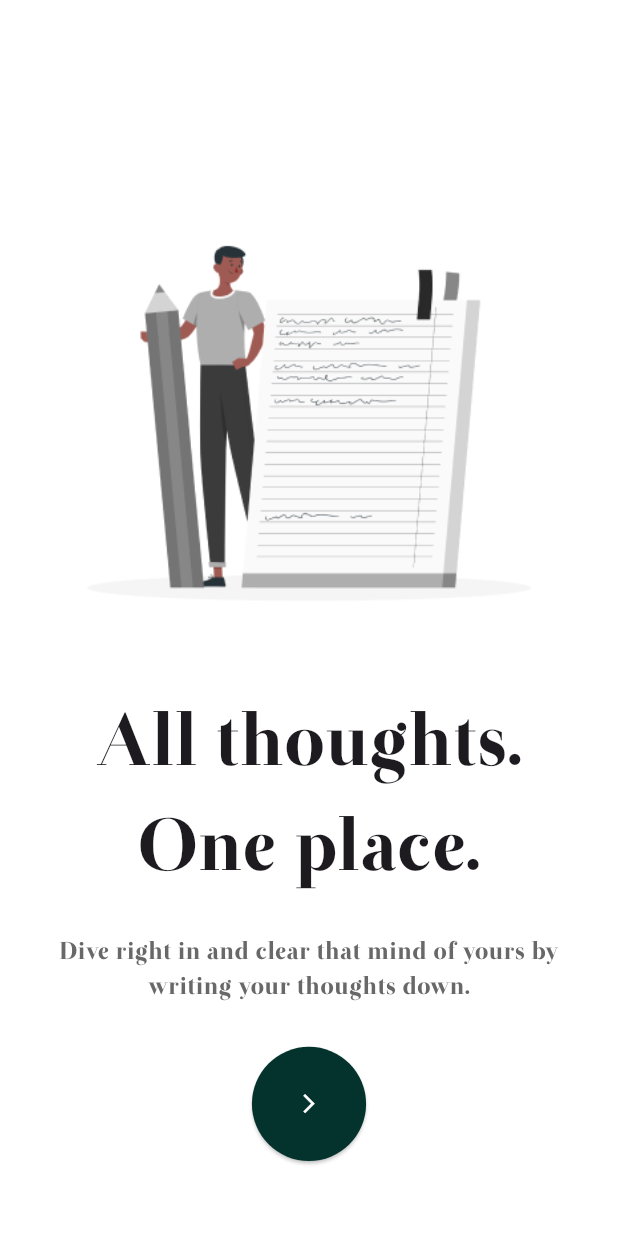
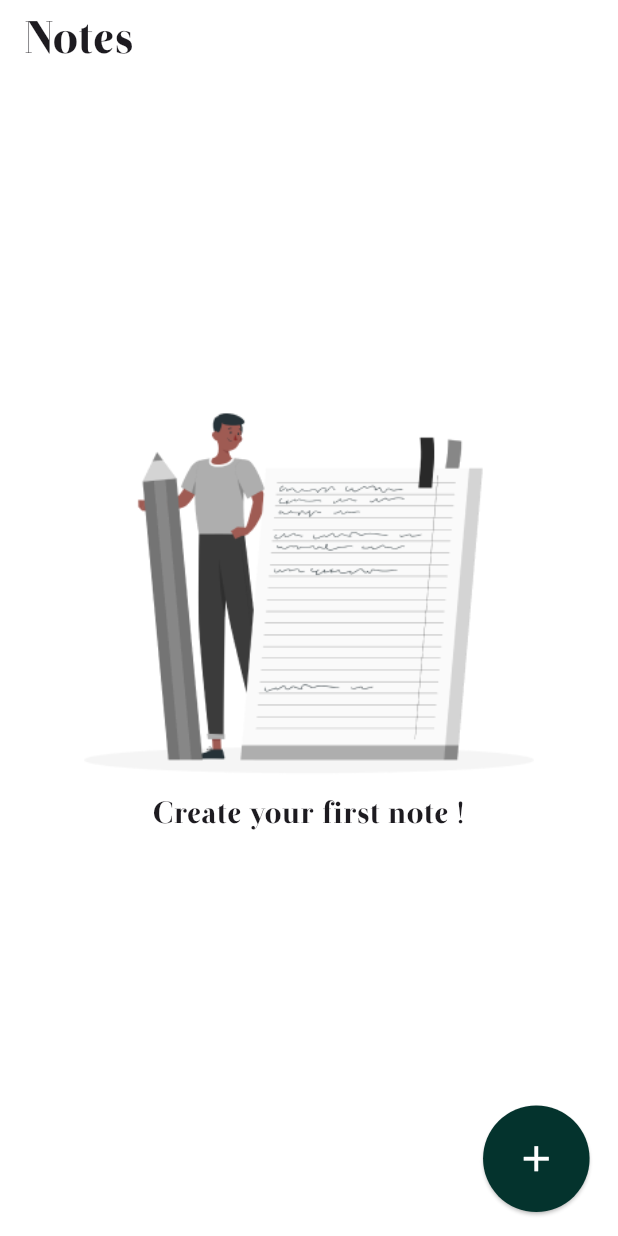
Before and after one commit to Kkmohamed/notes_app, a Flutter app: the screen it shows after launch, after a tap on the "arrow forward ios" icon, on a phone screen of 412 x 824 dp. Run offline on Flutter 3.47's test engine with Material 3 defaults, Android fonts, the phone set to English and light mode, and no system bars; our stand-ins replace flutter_screenutil.

Commit message:
create home and new note screens

```diff
--- a/lib/app/notes_app.dart
+++ b/lib/app/notes_app.dart
@@ -1,5 +1,6 @@
 import 'package:flutter/material.dart';
 import 'package:flutter_screenutil/flutter_screenutil.dart';
+import 'package:notes_app/core/resources/colors_manager.dart';
 import 'package:notes_app/core/resources/const_values.dart';
 import 'package:notes_app/core/resources/routes_manager.dart';
 
@@ -15,6 +16,9 @@ class NotesApp extends StatelessWidget {
       ),
       minTextAdapt: true,
       child: MaterialApp(
+        theme: ThemeData.light().copyWith(
+          scaffoldBackgroundColor: ColorsManager.kWhiteColor,
+        ),
         debugShowCheckedModeBanner: false,
         onGenerateRoute: RoutesManager.onGenerateRoute,
         routes: RoutesManager.routes,
--- /dev/null
+++ b/lib/controller/home/home_controller.dart
@@ -0,0 +1,12 @@
+import 'package:flutter/material.dart';
+import 'package:notes_app/core/resources/routes_manager.dart';
+
+class HomeController {
+  BuildContext context;
+
+  HomeController(this.context);
+
+  void goToAddNewNoteScreen(BuildContext context) {
+    Navigator.of(context).pushNamed(RoutesName.newNoteScreen);
+  }
+}
--- /dev/null
+++ b/lib/controller/on_boarding/on_boarding_controller.dart
@@ -0,0 +1,9 @@
+import 'package:flutter/cupertino.dart';
+
+import '../../core/resources/routes_manager.dart';
+
+class OnBoardingController {
+  void goToHomeScreen(BuildContext context) {
+    Navigator.of(context).pushReplacementNamed(RoutesName.homeScreen);
+  }
+}
--- a/lib/core/resources/colors_manager.dart
+++ b/lib/core/resources/colors_manager.dart
@@ -2,8 +2,10 @@ import 'package:flutter/material.dart';
 
 class ColorsManager {
   ColorsManager._();
+
   static const Color kPrimaryColor = Color(0xff04332D);
   static const Color kWhiteColor = Color(0xffffffff);
   static const Color kBlackColor = Color(0xff000000);
   static const Color kGreyColor = Color(0xff686868);
+  static const Color kGrey2Color = Color(0xff9A9A9A);
 }
--- a/lib/core/resources/const_values.dart
+++ b/lib/core/resources/const_values.dart
@@ -4,4 +4,9 @@ class ConstValues {
   static const String onBoardingTitle = "All thoughts. One place.";
   static const String onBoardingDesc =
       "Dive right in and clear that mind of yours by writing your thoughts down.";
+  static const String kNote = "Notes";
+  static const String kBack = "Back";
+  static const String kTitle = "Title";
+  static const String kTypeSomeThing = "Type something...";
+  static const String kCreateYourFirstNote = "Create your first note !";
 }
--- a/lib/core/resources/routes_manager.dart
+++ b/lib/core/resources/routes_manager.dart
@@ -1,4 +1,6 @@
 import 'package:flutter/material.dart';
+import 'package:notes_app/views/home/screens/home_screen.dart';
+import 'package:notes_app/views/new_note_screen/screen/new_note_screen.dart';
 import 'package:notes_app/views/not_found_route/screens/no_found_route_screen.dart';
 
 import '../../views/on_boarding/screens/on_boarding_screen.dart';
@@ -7,6 +9,8 @@ class RoutesName {
   RoutesName._();
 
   static const String onBoardingScreen = '/';
+  static const String homeScreen = '/homeScreen';
+  static const String newNoteScreen = '/newNoteScreen';
 }
 
 class RoutesManager {
@@ -15,6 +19,13 @@ class RoutesManager {
     switch (settings.name) {
       case RoutesName.onBoardingScreen:
         body = OnBoardingScreen();
+        break;
+      case RoutesName.homeScreen:
+        body = HomeScreen();
+        break;
+      case RoutesName.newNoteScreen:
+        body = NewNoteScreen();
+        break;
       default:
         body = NoFoundRouteScreen();
     }
--- a/lib/core/resources/size_managers.dart
+++ b/lib/core/resources/size_managers.dart
@@ -5,9 +5,12 @@ class SizeManagers {}
 class HeightManager {
   HeightManager._();
 
+  static double h6 = 6.h;
   static double h20 = 20.h;
+  static double h33 = 33.h;
   static double h50 = 50.h;
   static double h55 = 55.h;
+  static double h70 = 70.h;
   static double h75 = 75.h;
   static double h125 = 125.h;
   static double h282 = 282.h;
@@ -16,10 +19,13 @@ class HeightManager {
 class WidthManager {
   WidthManager._();
 
+  static double w33 = 33.w;
   static double w50 = 50.w;
+  static double w70 = 70.w;
   static double w75 = 75.w;
   static double w125 = 125.w;
   static double w282 = 282.w;
+  static double w286 = 286.w;
 }
 
 class FontsManager {
@@ -30,6 +36,10 @@ class FontsManager {
   static double f12 = 12.sp;
   static double f15 = 15.sp;
   static double f16 = 16.sp;
+  static double f20 = 20.sp;
+  static double f23 = 23.sp;
+  static double f28 = 28.sp;
+  static double f30 = 30.sp;
   static double f48 = 48.sp;
   static double f50 = 50.sp;
   static double f75 = 75.sp;
@@ -40,10 +50,30 @@ class FontsManager {
 class PaddingManager {
   PaddingManager._();
 
+  static double p2 = 2;
+  static double p4 = 4;
+  static double p6 = 6;
+  static double p7 = 7;
+  static double p14 = 14;
   static double p15 = 15;
+  static double p25 = 25;
   static double p30 = 30;
   static double p50 = 50;
   static double p75 = 75;
   static double p125 = 125;
   static double p282 = 282;
 }
+
+class BorderRadiusManager {
+  BorderRadiusManager._();
+
+  static double br10 = 10.r;
+  static double br14 = 14.r;
+  static double br15 = 15.r;
+  static double br25 = 25.r;
+  static double br30 = 30.r;
+  static double br50 = 50.r;
+  static double br75 = 75.r;
+  static double br125 = 125.r;
+  static double br282 = 282.r;
+}
--- /dev/null
+++ b/lib/views/home/screens/home_screen.dart
@@ -0,0 +1,47 @@
+import 'package:flutter/material.dart';
+import 'package:notes_app/controller/home/home_controller.dart';
+import 'package:notes_app/core/resources/colors_manager.dart';
+import 'package:notes_app/core/resources/const_values.dart';
+import 'package:notes_app/core/resources/size_managers.dart';
+
+import '../widgets/custom_empty_body_home_screen.dart';
+import '../widgets/custom_floating_action_button.dart';
+
+class HomeScreen extends StatefulWidget {
+  const HomeScreen({super.key});
+
+  @override
+  State<HomeScreen> createState() => _HomeScreenState();
+}
+
+class _HomeScreenState extends State<HomeScreen> {
+  late HomeController _controller;
+
+  @override
+  void initState() {
+    super.initState();
+    _controller = HomeController(context);
+  }
+
+  @override
+  Widget build(BuildContext context) {
+    return Scaffold(
+      floatingActionButton: CustomFloatingActionButton(
+        onPressed: () {
+          _controller.goToAddNewNoteScreen(context);
+        },
+      ),
+      appBar: AppBar(
+        title: Text(
+          ConstValues.kNote,
+          style: TextStyle(
+            fontFamily: FontsManager.fontOtama,
+            fontSize: FontsManager.f30,
+          ),
+        ),
+        backgroundColor: ColorsManager.kWhiteColor,
+      ),
+      body: CustomEmptyBodyHomeScreen(),
+    );
+  }
+}
--- /dev/null
+++ b/lib/views/home/widgets/custom_empty_body_home_screen.dart
@@ -0,0 +1,32 @@
+import 'package:flutter/material.dart';
+import 'package:notes_app/core/resources/assets_manager.dart';
+import 'package:notes_app/core/resources/const_values.dart';
+import 'package:notes_app/core/resources/size_managers.dart';
+
+class CustomEmptyBodyHomeScreen extends StatelessWidget {
+  const new({super.key});
+
+  @override
+  Widget build(BuildContext context) {
+    return SizedBox(
+      width: double.infinity,
+      child: Column(
+        mainAxisAlignment: MainAxisAlignment.center,
+        crossAxisAlignment: CrossAxisAlignment.center,
+        children: [
+          Image.asset(AssetsManager.onBoardingPng, width: WidthManager.w286),
+          SizedBox(height: HeightManager.h6),
+          Text(
+            textAlign: TextAlign.center,
+            ConstValues.kCreateYourFirstNote,
+            style: TextStyle(
+              fontFamily: FontsManager.fontOtama,
+              fontSize: FontsManager.f20,
+            ),
+          ),
+          SizedBox(height: HeightManager.h55),
+        ],
+      ),
+    );
+  }
+}
--- /dev/null
+++ b/lib/views/home/widgets/custom_floating_action_button.dart
@@ -0,0 +1,24 @@
+import 'package:flutter/material.dart';
+import 'package:notes_app/core/resources/colors_manager.dart';
+import 'package:notes_app/core/resources/size_managers.dart';
+
+class CustomFloatingActionButton extends StatelessWidget {
+  const CustomFloatingActionButton({super.key, required this.onPressed});
+  final void Function()? onPressed;
+  @override
+  Widget build(BuildContext context) {
+    return ElevatedButton(
+      style: ElevatedButton.styleFrom(
+        minimumSize: Size(WidthManager.w70, HeightManager.h70),
+        backgroundColor: ColorsManager.kPrimaryColor,
+        shape: CircleBorder(),
+      ),
+      onPressed: onPressed,
+      child: Icon(
+        Icons.add,
+        color: ColorsManager.kWhiteColor,
+        size: FontsManager.f28,
+      ),
+    );
+  }
+}
--- a/lib/views/on_boarding/screens/on_boarding_screen.dart
+++ b/lib/views/on_boarding/screens/on_boarding_screen.dart
@@ -1,4 +1,5 @@
 import 'package:flutter/material.dart';
+import 'package:notes_app/controller/on_boarding/on_boarding_controller.dart';
 import 'package:notes_app/core/resources/assets_manager.dart';
 import 'package:notes_app/core/resources/colors_manager.dart';
 import 'package:notes_app/core/resources/const_values.dart';
@@ -6,23 +7,44 @@ import 'package:notes_app/core/resources/size_managers.dart';
 
 import '../widgets/custom_bottom_nav_bar_on_boarding_screen.dart';
 
-class OnBoardingScreen extends StatelessWidget {
+class OnBoardingScreen extends StatefulWidget {
   const OnBoardingScreen({super.key});
+
+  @override
+  State<OnBoardingScreen> createState() => _OnBoardingScreenState();
+}
+
+class _OnBoardingScreenState extends State<OnBoardingScreen> {
+  late OnBoardingController _controller;
+
+  @override
+  void initState() {
+    super.initState();
+    _controller = OnBoardingController();
+  }
 
   @override
   Widget build(BuildContext context) {
     return Scaffold(
       backgroundColor: ColorsManager.kWhiteColor,
-      bottomNavigationBar: CustomBottomNavBarOnBoardingScreen(onPressed: () {}),
+      bottomNavigationBar: CustomBottomNavBarOnBoardingScreen(
+        onPressed: () {
+          _controller.goToHomeScreen(context);
+        },
+      ),
       body: Container(
         padding: EdgeInsets.symmetric(horizontal: PaddingManager.p30),
         width: double.infinity,
+        child: SingleChildScrollView(
           child: Column(
             mainAxisAlignment: MainAxisAlignment.center,
             crossAxisAlignment: CrossAxisAlignment.center,
             children: [
               SizedBox(height: HeightManager.h125),
-            Image.asset(AssetsManager.onBoardingPng, width: WidthManager.w282),
+              Image.asset(
+                AssetsManager.onBoardingPng,
+                width: WidthManager.w282,
+              ),
               SizedBox(height: HeightManager.h55),
               Text(
                 textAlign: TextAlign.center,
@@ -45,6 +67,7 @@ class OnBoardingScreen extends StatelessWidget {
             ],
           ),
         ),
+      ),
     );
   }
 }
```
Also changed, not shown: lib/controller/new_note_screen/new_note_controller.dart (added, +10 -0 lines), lib/views/new_note_screen/screen/new_note_screen.dart (added, +96 -0 lines), lib/views/new_note_screen/widgets/custom_app_bar_new_note_screen.dart (added, +68 -0 lines). Lines whose indentation alone changed are shown as unchanged.
